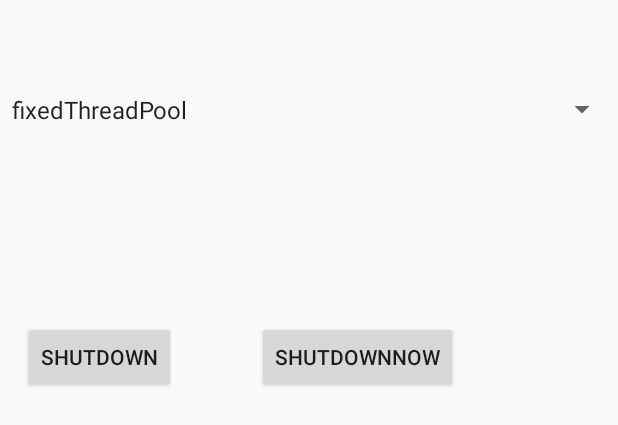
After one commit to lilihoney/LoginMVPTest, an Android app: the layout content_thread_pool.xml on its own in the app's theme, with its tools: preview values and no code run, on a phone screen of 412 x 824 dp. The commit adds this screen. Shown: the top 425 px of the screen. Run offline under Robolectric (Android 15) with nearby library versions, the phone set to English and light mode, and no system bars.

Commit message:
five type threadExecutor

```diff
--- /dev/null
+++ b/everyday/src/main/res/layout/content_thread_pool.xml
@@ -0,0 +1,43 @@
+<?xml version="1.0" encoding="utf-8"?>
+<RelativeLayout xmlns:android="http://schemas.android.com/apk/res/android"
+    xmlns:tools="http://schemas.android.com/tools"
+    android:id="@+id/content_thread_pool"
+    android:layout_width="match_parent"
+    android:layout_height="match_parent"
+    tools:context="qll.com.everyday.ThreadPoolActivity">
+
+    <Spinner
+        android:layout_width="match_parent"
+        android:layout_height="50dp"
+        android:layout_alignParentTop="true"
+        android:layout_alignParentLeft="true"
+        android:layout_alignParentStart="true"
+        android:layout_marginTop="48dp"
+        android:id="@+id/spinner"
+        android:entries="@array/thread_executor"
+        style=""/>
+
+    <Button
+        android:text="shutdown"
+        android:layout_width="wrap_content"
+        android:layout_height="wrap_content"
+        android:layout_below="@+id/spinner"
+        android:layout_alignParentLeft="true"
+        android:layout_alignParentStart="true"
+        android:layout_marginLeft="15dp"
+        android:layout_marginStart="15dp"
+        android:layout_marginTop="116dp"
+        android:id="@+id/btn_shutdown" />
+
+    <Button
+        android:text="shutdownNow"
+        android:layout_width="wrap_content"
+        android:layout_height="wrap_content"
+        android:layout_alignTop="@+id/btn_shutdown"
+        android:layout_toRightOf="@+id/btn_shutdown"
+        android:layout_toEndOf="@+id/btn_shutdown"
+        android:layout_marginLeft="54dp"
+        android:layout_marginStart="54dp"
+        android:id="@+id/btn_shutdown_now" />
+
+</RelativeLayout>
--- a/everyday/src/main/res/values-v21/styles.xml
+++ b/everyday/src/main/res/values-v21/styles.xml
@@ -1,4 +1,5 @@
 <resources>
+
     <style name="AppTheme.NoActionBar">
         <item name="windowActionBar">false</item>
         <item name="windowNoTitle">true</item>
--- /dev/null
+++ b/everyday/src/main/res/values/arrays.xml
@@ -0,0 +1,10 @@
+<?xml version="1.0" encoding="utf-8"?>
+<resources>
+    <string-array name="thread_executor">
+        <item>fixedThreadPool</item>
+        <item>cachedThreadPool</item>
+        <item>singleThreadPool</item>
+        <item>scheduledThreadPool</item>
+        <item>singleThreadScheduledPool</item>
+    </string-array>
+</resources>
--- a/everyday/src/main/res/values/strings.xml
+++ b/everyday/src/main/res/values/strings.xml
@@ -2,4 +2,5 @@
     <string name="app_name">EveryDay</string>
     <string name="action_settings">Settings</string>
     <string name="apply_camera">申请相机权限</string>
+    <string name="title_activity_thread_pool">ThreadPoolActivity</string>
 </resources>
--- a/everyday/src/main/res/values/styles.xml
+++ b/everyday/src/main/res/values/styles.xml
@@ -7,11 +7,14 @@
         <item name="colorPrimaryDark">@color/colorPrimaryDark</item>
         <item name="colorAccent">@color/colorAccent</item>
     </style>
+
     <style name="AppTheme.NoActionBar">
         <item name="windowActionBar">false</item>
         <item name="windowNoTitle">true</item>
     </style>
+
     <style name="AppTheme.AppBarOverlay" parent="ThemeOverlay.AppCompat.Dark.ActionBar" />
+
     <style name="AppTheme.PopupOverlay" parent="ThemeOverlay.AppCompat.Light" />
 
 </resources>
```
Also changed, not shown: everyday/src/main/AndroidManifest.xml (+16 -4 lines), everyday/src/main/java/qll/com/everyday/MainActivity.java (+9 -2 lines), everyday/src/main/java/qll/com/everyday/ThreadPoolActivity.java (added, +250 -0 lines), everyday/src/main/java/qll/com/threadpool/MyThreadPool.java (added, +10 -0 lines), everyday/src/main/java/qll/com/utils/MyLog.java (added, +48 -0 lines), everyday/src/main/res/layout/content_main.xml (+7 -0 lines).
